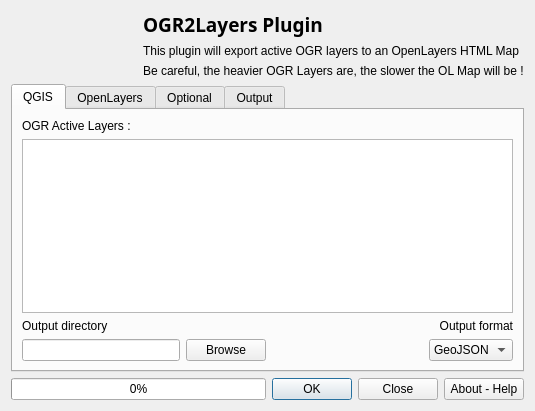
This is ui_OGR2Layers.ui in lucadelu/OGR2Layers as Qt 5 draws it before an edit. The edited form follows.
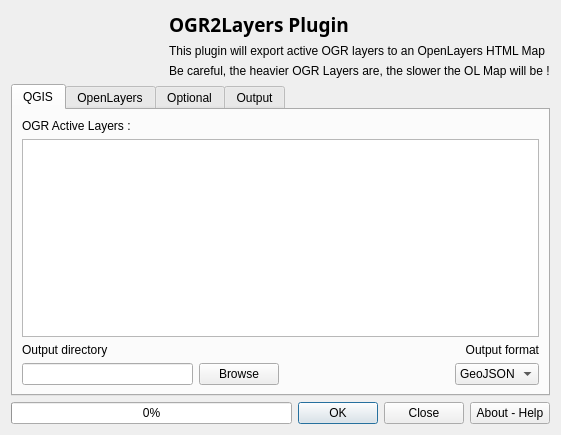
This is the edited form. Icons and pictures are not drawn.

```diff
--- a/ui_OGR2Layers.ui
+++ b/ui_OGR2Layers.ui
@@ -6,8 +6,8 @@
    <rect>
     <x>0</x>
     <y>0</y>
-    <width>535</width>
-    <height>411</height>
+    <width>561</width>
+    <height>435</height>
    </rect>
   </property>
   <property name="windowTitle">
```
Left out of the diff: 5 changed lines with no effect on the pictures.
